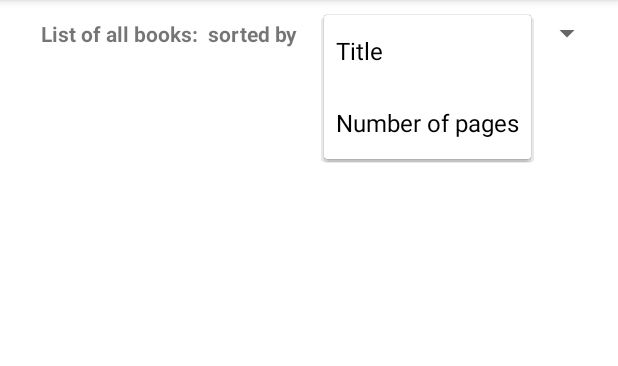
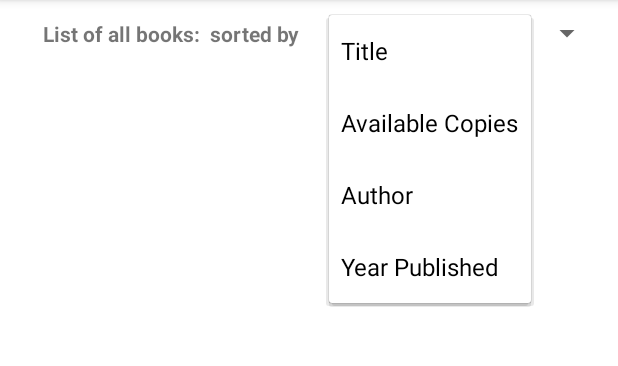
Before and after one commit to patrizianeubauer/LibrarySystem, an Android app: the AllBooksActivity screen opened directly, with no data from a screen before it, after a tap on "Title", on a phone screen of 412 x 824 dp, the part 84-450 px from its top. Run offline under Robolectric (Android 15) with nearby library versions, the phone set to English and light mode, and no system bars; 2 statements that could not run were skipped.

```diff
--- a/app/src/main/java/com/example/librarymanagementsystem/ui/cardviews/AllBooksActivity.java
+++ b/app/src/main/java/com/example/librarymanagementsystem/ui/cardviews/AllBooksActivity.java
@@ -40,6 +40,10 @@ public class AllBooksActivity extends AppCompatActivity implements recyclerAdapt
         getSupportActionBar().setDisplayHomeAsUpEnabled(true);
 
         spinner = findViewById(R.id.spinner);
+        ArrayAdapter aa = new ArrayAdapter(this, android.R.layout.simple_spinner_item,options);
+        aa.setDropDownViewResource(android.R.layout.simple_spinner_dropdown_item);
+        spinner.setAdapter(aa);
+
         bookList = DataHandling.getBookList();
         spinner.setOnItemSelectedListener(new AdapterView.OnItemSelectedListener() {
             @Override
```
